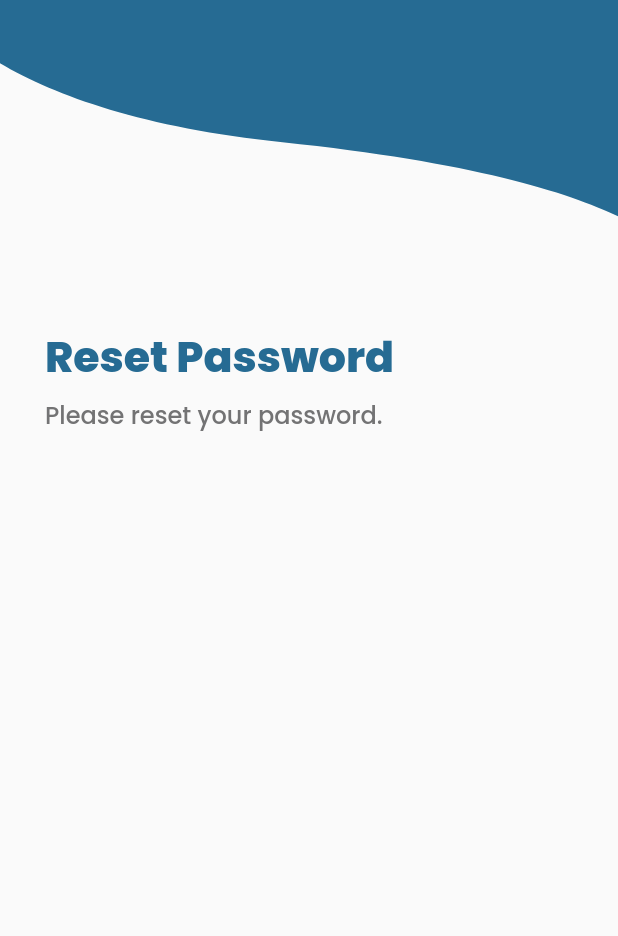
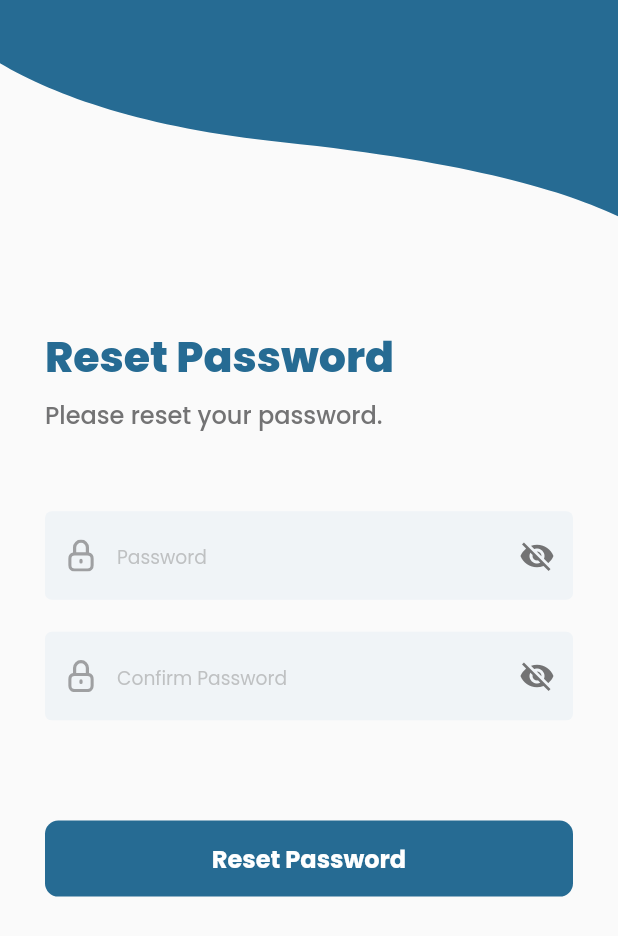
Before and after one commit to Hurair17/zia, a Flutter app: the VerifyScreen screen opened directly, after a tap on "Reset Password", on a phone screen of 412 x 824 dp. Shown: the top 936 px of the screen. Run offline on Flutter 3.47's test engine with Material 2 defaults, Android fonts, the light colour scheme and no system bars; our stand-ins replace flutter_countdown_timer, flutter_screenutil, flutter_svg, get, get_it, shared_preferences; accounts and stored records are empty.

Commit message:
Reset Password Screen done

```diff
--- a/lib/ui/custom_widget/down_elevated_btn.dart
+++ b/lib/ui/custom_widget/down_elevated_btn.dart
@@ -5,7 +5,7 @@ import 'package:flutter_screenutil/flutter_screenutil.dart';
 import '../../core/constant/color.dart';
 
 class DownElevetedButton extends StatelessWidget {
-  const DownElevetedButton({
+  DownElevetedButton({
     Key? key,
     this.formKey,
     this.link,
--- a/lib/ui/screens/forget_password/otp_verify_screen.dart
+++ b/lib/ui/screens/forget_password/otp_verify_screen.dart
@@ -64,7 +64,7 @@ class VerifyScreen extends StatelessWidget {
               SizedBox(
                 height: 130.h,
               ),
-              const DownElevetedButton(
+              DownElevetedButton(
                 // formKey: formKey,
                 link: ResetPasswordScreen(),
                 buttonText: 'Reset Password',
--- a/lib/ui/screens/forget_password/reset_password_screen.dart
+++ b/lib/ui/screens/forget_password/reset_password_screen.dart
@@ -3,10 +3,12 @@ import 'package:flutter_screenutil/flutter_screenutil.dart';
 import 'package:flutter_svg/flutter_svg.dart';
 
 import '../../../core/constant/color.dart';
+import '../../custom_widget/down_elevated_btn.dart';
+import '../../custom_widget/password_txt_form_field.dart';
 
 class ResetPasswordScreen extends StatelessWidget {
-  const ResetPasswordScreen({Key? key}) : super(key: key);
-
+  ResetPasswordScreen({Key? key}) : super(key: key);
+  final GlobalKey<FormState> formKey = GlobalKey<FormState>();
   @override
   Widget build(BuildContext context) {
     return SafeArea(
@@ -22,6 +24,8 @@ class ResetPasswordScreen extends StatelessWidget {
               ),
               Padding(
                 padding: const EdgeInsets.symmetric(horizontal: 30),
+                child: Form(
+                  key: formKey,
                   child: Column(
                     crossAxisAlignment: CrossAxisAlignment.start,
                     children: [
@@ -45,8 +49,47 @@ class ResetPasswordScreen extends StatelessWidget {
                           fontSize: 18.sp,
                           fontWeight: FontWeight.w500,
                         ),
-                    )
+                      ),
+                      SizedBox(
+                        height: 59.h,
+                      ),
+                      PassTxtFormField(
+                        hintText: 'Password',
+                        // errorText: 'Invalid Password',
+                        iconpath: 'assets/icons/pass_lock_icon.svg',
+                        keyboardType: TextInputType.emailAddress,
+                        // validation: value.passwordValidation,
+                        // onChanged: (val) {
+                        //   value.logInModel.password = val;
+                        // },
+                        // control: TextEditingController(
+                        //     text: value.logInModel.password),
+                      ),
+                      SizedBox(
+                        height: 24.h,
+                      ),
+                      PassTxtFormField(
+                        hintText: 'Confirm Password',
+                        // errorText: 'Invalid Password',
+                        iconpath: 'assets/icons/pass_lock_icon.svg',
+                        keyboardType: TextInputType.emailAddress,
+                        // validation: value.passwordValidation,
+                        // onChanged: (val) {
+                        //   value.logInModel.password = val;
+                        // },
+                        // control: TextEditingController(
+                        //     text: value.logInModel.password),
+                      ),
+                      SizedBox(
+                        height: 75.h,
+                      ),
+                      DownElevetedButton(
+                        // formKey: formKey,
+                        link: ResetPasswordScreen(),
+                        buttonText: 'Reset Password',
+                      ),
                     ],
+                  ),
                 ),
               )
             ],
```
Lines whose indentation alone changed are shown as unchanged.
